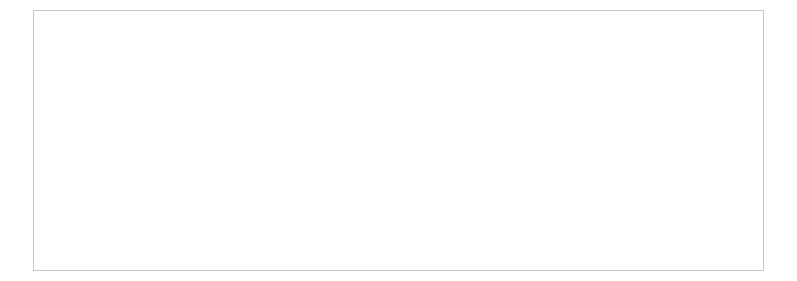
The window that ui/table_view.ui (giosanchez-iit/EventTrack) describes before a commit, drawn with Qt 5.
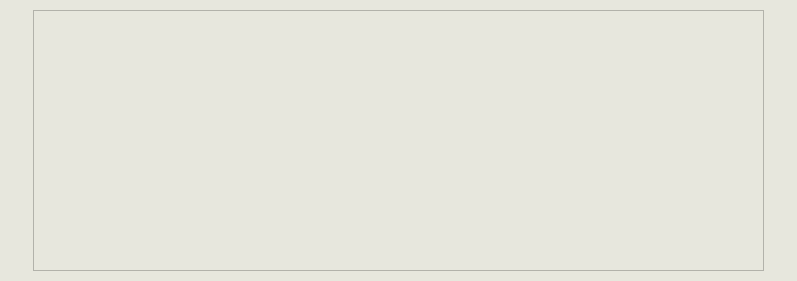
The same window after the commit.

```diff
--- a/ui/table_view.ui
+++ b/ui/table_view.ui
@@ -14,7 +14,7 @@
    <string>Form</string>
   </property>
   <property name="styleSheet">
-   <string notr="true">background-color:rgb(255, 255, 255);</string>
+   <string notr="true">background-color:rgb(231, 231, 221)</string>
   </property>
   <layout class="QGridLayout" name="gridLayout">
    <property name="leftMargin">
@@ -30,38 +30,7 @@
     <number>10</number>
    </property>
    <item row="0" column="0">
-    <widget class="QTableView" name="tableView">
-     <property name="styleSheet">
-      <string notr="true">qtableview {
-    background-color: #ededed; /* Table background */
-    color: black; /* Table font color */
-    font-family: &quot;Inter&quot;;
-    font-size: 10pt; /* Table font size */
-}
-
-qtableview::item {
-    padding: 5px; /* Padding for table items */
-}
-
-qtableview::item:selected {
-    background-color: #cfcfcf; /* Selected item background color */
-}
-
-qtableview QHeaderView {
-    background-color: #7409ad; /* Header background */
-    color: white; /* Header font color */
-    font-family: &quot;Inter&quot;;
-    font-size: 10pt; /* Header font size */
-    font-weight: bold; /* Header font weight */
-}</string>
-     </property>
-     <property name="sortingEnabled">
-      <bool>false</bool>
-     </property>
-     <attribute name="horizontalHeaderVisible">
-      <bool>true</bool>
-     </attribute>
-    </widget>
+    <widget class="QTableWidget" name="tableWidget"/>
    </item>
   </layout>
  </widget>
```
